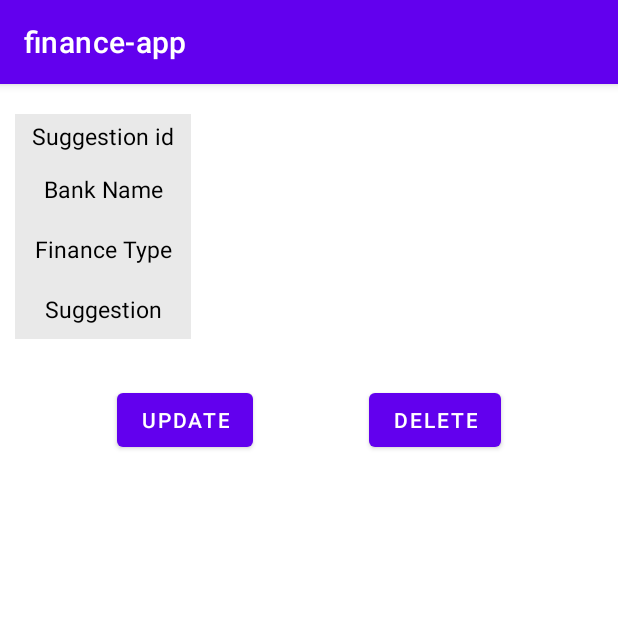
After one commit to Nisal-N-Narasinghe/finance_calculator, an Android app: the SuggestionDetailsActivity screen opened directly, with no data from a screen before it, on a phone screen of 412 x 824 dp, the top half of it. The commit adds this screen. Run offline under Robolectric (Android 15) with nearby library versions, the phone set to English and light mode, and no system bars; our stand-ins replace Firebase (no records; nobody signed in at launch, a user with empty details on screens opened directly).

Commit message:
:memo: Add CRUD opperation for suggestions

```diff
--- a/app/src/main/java/com/example/finance_app/activities/FinanceSuggestionActivity.kt
+++ b/app/src/main/java/com/example/finance_app/activities/FinanceSuggestionActivity.kt
@@ -45,7 +45,7 @@ class FinanceSuggestionActivity:AppCompatActivity() {
             sug_input_field.text.clear()
         }
         sug_edit_btn.setOnClickListener {
-            val intent = Intent(this, FetchingActivity::class.java)
+            val intent = Intent(this, FetchingSuggestionsActivity::class.java)
             startActivity(intent)
         }
     }
--- /dev/null
+++ b/app/src/main/java/com/example/finance_app/activities/SuggestionDetailsActivity.kt
@@ -0,0 +1,136 @@
+package com.example.finance_app.activities
+
+
+
+import android.app.AlertDialog
+import android.content.Intent
+import android.os.Bundle
+import android.widget.Button
+import android.widget.EditText
+import android.widget.TextView
+import android.widget.Toast
+import androidx.appcompat.app.AppCompatActivity
+import com.example.finance_app.R
+import com.example.finance_app.models.SuggetionModel
+import com.google.firebase.database.FirebaseDatabase
+
+
+class SuggestionDetailsActivity: AppCompatActivity() {
+    private lateinit var tvSugId: TextView
+    private lateinit var tvBankName: TextView
+    private lateinit var tvFinType: TextView
+    private lateinit var tvSuggestion: TextView
+    private lateinit var btnUpdate: Button
+    private lateinit var btnDelete: Button
+
+
+    override fun onCreate(savedInstanceState: Bundle?) {
+        super.onCreate(savedInstanceState)
+        setContentView(R.layout.activity_suggestion_details)
+
+        initView()
+        setValuesToViews()
+
+        btnUpdate.setOnClickListener {
+            openUpdateDialog(
+                intent.getStringExtra("sugId").toString(),
+                intent.getStringExtra("suggetion").toString()
+            )
+        }
+        btnDelete.setOnClickListener {
+            deleteRecord(
+                intent.getStringExtra("sugId").toString()
+            )
+        }
+    }
+
+    private fun initView() {
+        tvSugId = findViewById(R.id.tvSugId)
+        tvBankName = findViewById(R.id.tvBankName)
+        tvFinType = findViewById(R.id.tvFinType)
+        tvSuggestion = findViewById(R.id.tvSuggestion)
+
+        btnUpdate = findViewById(R.id.btnUpdate)
+        btnDelete = findViewById(R.id.btnDelete)
+    }
+
+    private fun setValuesToViews() {
+        tvSugId.text = intent.getStringExtra("sugId")
+        tvBankName.text = intent.getStringExtra("bankName")
+        tvFinType.text = intent.getStringExtra("finType")
+        tvSuggestion.text = intent.getStringExtra("suggetion")
+
+    }
+
+    private fun deleteRecord(
+        id: String
+    ){
+        val dbRef = FirebaseDatabase.getInstance().getReference("FinSuggestions").child(id)
+        val mTask = dbRef.removeValue()
+
+        mTask.addOnSuccessListener {
+            Toast.makeText(this, "Suggestion data deleted", Toast.LENGTH_LONG).show()
+
+            val intent = Intent(this, FetchingSuggestionsActivity::class.java)
+            finish()
+            startActivity(intent)
+        }.addOnFailureListener{ error ->
+            Toast.makeText(this, "Deleting Err ${error.message}", Toast.LENGTH_LONG).show()
+        }
+    }
+
+    private fun openUpdateDialog(
+        sugId: String,
+        suggetion: String
+    ) {
+        val mDialog = AlertDialog.Builder(this)
+        val inflater = layoutInflater
+        val mDialogView = inflater.inflate(R.layout.update_suggestion_dialog, null)
+
+        mDialog.setView(mDialogView)
+
+        val etBankName = mDialogView.findViewById<EditText>(R.id.etBankName)
+        val etFinType = mDialogView.findViewById<EditText>(R.id.etFinType)
+        val etSuggestion = mDialogView.findViewById<EditText>(R.id.etSuggestion)
+
+        val btnUpdateData = mDialogView.findViewById<Button>(R.id.btnUpdateData)
+
+        etBankName.setText(intent.getStringExtra("bankName").toString())
+        etFinType.setText(intent.getStringExtra("finType").toString())
+        etSuggestion.setText(intent.getStringExtra("suggetion").toString())
+
+        mDialog.setTitle("Updating $suggetion Record")
+
+        val alertDialog = mDialog.create()
+        alertDialog.show()
+
+        btnUpdateData.setOnClickListener {
+            updateSugData(
+                sugId,
+                etBankName.text.toString(),
+                etFinType.text.toString(),
+                etSuggestion.text.toString()
+            )
+            Toast.makeText(applicationContext, "Suggestion Data Updated", Toast.LENGTH_LONG).show()
+
+            //we are setting updated data to our textviews
+            tvBankName.text = etBankName.text.toString()
+            tvFinType.text = etFinType.text.toString()
+            tvSuggestion.text = etSuggestion.text.toString()
+
+            alertDialog.dismiss()
+        }
+
+    }
+    private fun updateSugData(
+        id: String,
+        bankName: String,
+        bankType: String,
+        suggestion: String
+    ) {
+        val dbRef = FirebaseDatabase.getInstance().getReference("FinSuggestions").child(id)
+        val empInfo = SuggetionModel(id, bankName, bankType, suggestion)
+        dbRef.setValue(empInfo)
+
+    }
+}
--- /dev/null
+++ b/app/src/main/res/layout/activity_suggestion_details.xml
@@ -0,0 +1,252 @@
+<?xml version="1.0" encoding="utf-8"?>
+<androidx.constraintlayout.widget.ConstraintLayout xmlns:android="http://schemas.android.com/apk/res/android"
+    xmlns:app="http://schemas.android.com/apk/res-auto"
+    xmlns:tools="http://schemas.android.com/tools"
+    android:layout_width="match_parent"
+    android:layout_height="match_parent"
+    tools:context=".activities.EmployeeDetailsActivity">
+
+    <Button
+        android:id="@+id/btnUpdate"
+        android:layout_width="wrap_content"
+        android:layout_height="wrap_content"
+        android:layout_marginTop="30dp"
+        android:text="Update"
+        app:layout_constraintEnd_toStartOf="@+id/btnDelete"
+        app:layout_constraintHorizontal_bias="0.5"
+        app:layout_constraintStart_toStartOf="parent"
+        app:layout_constraintTop_toBottomOf="@id/linearLayout" />
+
+    <Button
+        android:id="@+id/btnDelete"
+        android:layout_width="wrap_content"
+        android:layout_height="wrap_content"
+        android:layout_marginTop="30dp"
+        android:text="Delete"
+        app:layout_constraintEnd_toEndOf="parent"
+        app:layout_constraintHorizontal_bias="0.5"
+        app:layout_constraintStart_toEndOf="@+id/btnUpdate"
+        app:layout_constraintTop_toBottomOf="@id/linearLayout" />
+
+    <LinearLayout
+        android:id="@+id/linearLayout"
+        android:layout_width="match_parent"
+        android:layout_height="wrap_content"
+        app:layout_constraintStart_toStartOf="parent"
+        app:layout_constraintTop_toTopOf="parent"
+        app:layout_constraintEnd_toEndOf="parent"
+        android:orientation="vertical">
+
+
+        <LinearLayout
+            android:id="@+id/id_lin"
+            android:layout_width="match_parent"
+            android:layout_height="30dp"
+            android:layout_marginLeft="10dp"
+            android:layout_marginTop="20dp"
+            android:layout_marginRight="10dp"
+            android:orientation="horizontal"
+            android:weightSum="2"
+
+            >
+
+            <LinearLayout
+                android:layout_width="0dp"
+                android:layout_height="match_parent"
+                android:layout_weight="0.6"
+                android:background="@color/divider_grey">
+
+                <TextView
+                    android:layout_width="match_parent"
+                    android:layout_height="wrap_content"
+                    android:layout_gravity="center"
+                    android:gravity="center"
+                    android:text="Suggestion id"
+                    android:textColor="@color/black"
+                    android:textSize="15sp" />
+
+            </LinearLayout>
+
+            <LinearLayout
+                android:layout_width="0dp"
+                android:layout_height="match_parent"
+                android:layout_weight="1.4">
+
+                <TextView
+                    android:id="@+id/tvSugId"
+                    android:layout_width="match_parent"
+                    android:layout_height="wrap_content"
+                    android:layout_gravity="center"
+                    android:gravity="center"
+                    android:text=""
+                    android:textColor="@color/black"
+                    android:textSize="15sp"
+
+                    />
+
+            </LinearLayout>
+
+
+        </LinearLayout>
+
+
+        <LinearLayout
+            android:id="@+id/contact_lin"
+            android:layout_width="match_parent"
+            android:layout_height="40dp"
+            android:layout_marginLeft="10dp"
+            android:layout_marginRight="10dp"
+            android:orientation="horizontal"
+            android:weightSum="2">
+
+            <LinearLayout
+                android:layout_width="0dp"
+                android:layout_height="match_parent"
+                android:layout_weight="0.6"
+                android:background="@color/divider_grey">
+
+                <TextView
+                    android:layout_width="match_parent"
+                    android:layout_height="wrap_content"
+                    android:layout_gravity="center"
+                    android:gravity="center"
+                    android:text="Bank Name"
+                    android:textColor="@color/black"
+                    android:textSize="15sp" />
+
+            </LinearLayout>
+
+            <LinearLayout
+                android:layout_width="0dp"
+                android:layout_height="match_parent"
+                android:layout_weight="1.4">
+
+                <TextView
+                    android:id="@+id/tvBankName"
+                    android:layout_width="match_parent"
+                    android:layout_height="wrap_content"
+                    android:layout_gravity="center"
+                    android:gravity="center"
+                    android:text=""
+                    android:textColor="@color/black"
+                    android:textSize="15sp"
+
+                    />
+
+            </LinearLayout>
+
+
+        </LinearLayout>
+
+        <LinearLayout
+
+            android:layout_width="match_parent"
+            android:layout_height="40dp"
+            android:layout_marginLeft="10dp"
+            android:layout_marginRight="10dp"
+            android:orientation="horizontal"
+            android:weightSum="2"
+
+            >
+
+            <LinearLayout
+                android:layout_width="0dp"
+                android:layout_height="match_parent"
+                android:layout_weight="0.6"
+                android:background="@color/divider_grey">
+
+                <TextView
+                    android:layout_width="match_parent"
+                    android:layout_height="wrap_content"
+                    android:layout_gravity="center"
+                    android:gravity="center"
+                    android:text="Finance Type"
+                    android:textColor="@color/black"
+                    android:textSize="15sp"
+
+
+                    />
+
+            </LinearLayout>
+
+            <LinearLayout
+                android:layout_width="0dp"
+                android:layout_height="match_parent"
+                android:layout_weight="1.4">
+
+                <TextView
+                    android:id="@+id/tvFinType"
+                    android:layout_width="match_parent"
+                    android:layout_height="wrap_content"
+                    android:layout_gravity="center"
+                    android:gravity="center"
+                    android:text=""
+                    android:textColor="@color/black"
+                    android:textSize="15sp"
+
+                    />
+
+            </LinearLayout>
+
+
+        </LinearLayout>
+
+
+        <LinearLayout
+
+            android:layout_width="match_parent"
+            android:layout_height="40dp"
+            android:layout_marginLeft="10dp"
+            android:layout_marginRight="10dp"
+            android:orientation="horizontal"
+            android:weightSum="2"
+
+            >
+
+            <LinearLayout
+                android:layout_width="0dp"
+                android:layout_height="match_parent"
+                android:layout_weight="0.6"
+                android:background="@color/divider_grey">
+
+                <TextView
+                    android:layout_width="match_parent"
+                    android:layout_height="wrap_content"
+                    android:layout_gravity="center"
+
+                    android:gravity="center"
+                    android:text="Suggestion"
+                    android:textColor="@color/black"
+                    android:textSize="15sp"
+
+
+                    />
+
+            </LinearLayout>
+
+            <LinearLayout
+                android:layout_width="0dp"
+                android:layout_height="match_parent"
+                android:layout_weight="1.4">
+
+                <TextView
+                    android:id="@+id/tvSuggestion"
+                    android:layout_width="match_parent"
+                    android:layout_height="wrap_content"
+                    android:layout_gravity="center"
+                    android:gravity="center"
+                    android:text=""
+                    android:textColor="@color/black"
+                    android:textSize="15sp"
+
+                    />
+
+            </LinearLayout>
+
+
+        </LinearLayout>
+
+
+    </LinearLayout>
+
+</androidx.constraintlayout.widget.ConstraintLayout>
```
Also changed, not shown: app/src/main/AndroidManifest.xml (+10 -0 lines), app/src/main/java/com/example/finance_app/activities/FetchingSuggestionsActivity.kt (added, +81 -0 lines), app/src/main/java/com/example/finance_app/adapters/SugAdapter.kt (added, +50 -0 lines), app/src/main/res/layout/activity_fetching_suggetions.xml (added, +37 -0 lines), app/src/main/res/layout/sugge_list_item.xml (added, +40 -0 lines), app/src/main/res/layout/update_suggestion_dialog.xml (added, +42 -0 lines).
